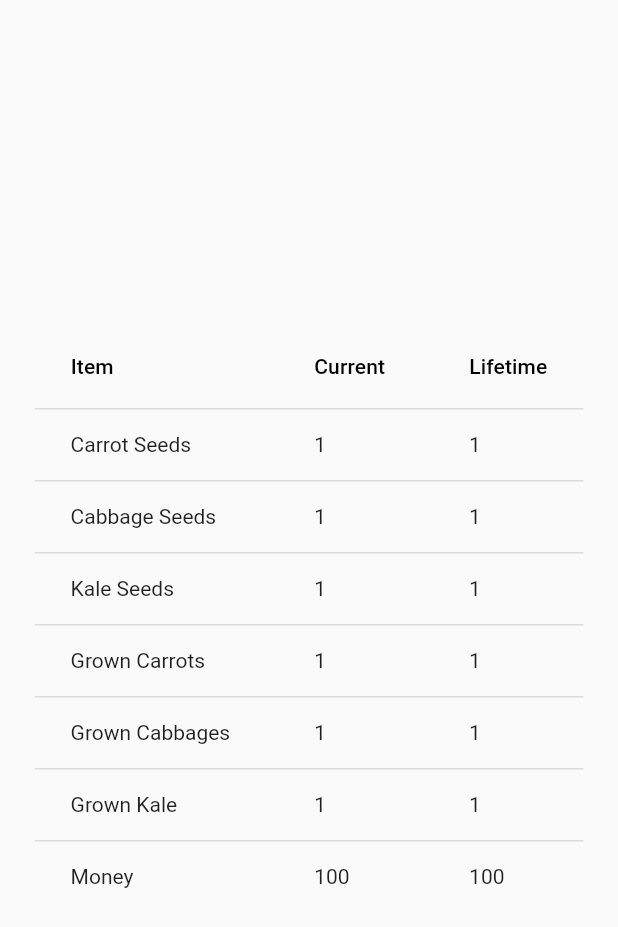
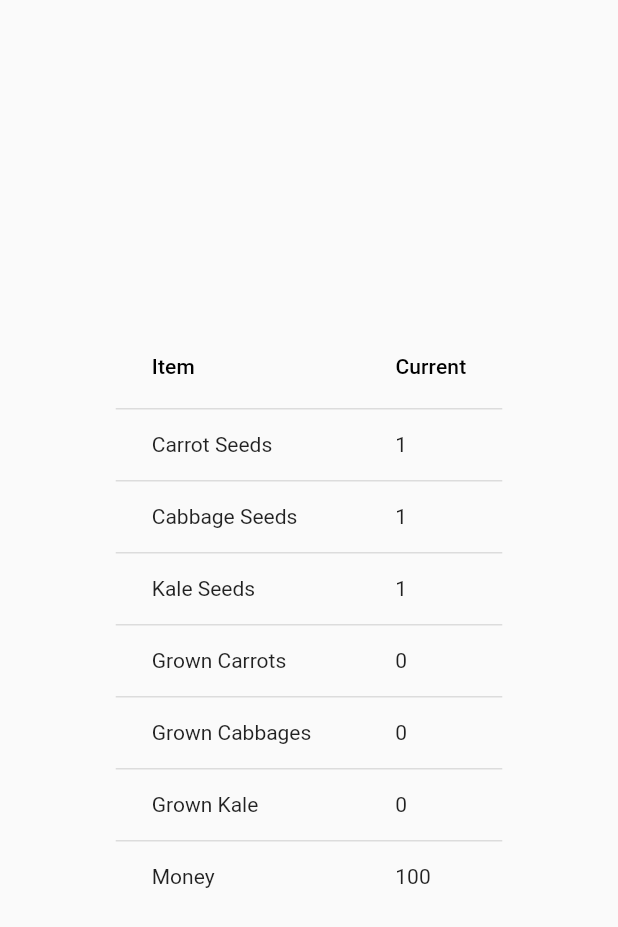
Before and after one commit to MatthewDemoe/Pocket-Farm, a Flutter app: the TableScreen screen opened by its route, on a phone screen of 412 x 824 dp. Shown: the top 927 px of the screen. Run offline on Flutter 3.47's test engine with Material 2 defaults, Android fonts, the phone set to English and light mode, and no system bars; our stand-ins replace badges, charts_flutter, cloud_firestore, flutter_animation_progress_bar, flutter_i18n, flutter_local_notifications and 4 more; accounts and stored records are empty.

Commit message:
broke stuff then fixed it again

```diff
--- a/lib/DataTableScreen.dart
+++ b/lib/DataTableScreen.dart
@@ -3,6 +3,8 @@
 import 'package:flutter/material.dart';
 import 'package:flutter_i18n/flutter_i18n.dart';
 import 'package:pocket_farm/Inventory.dart';
+
+import 'GameData.dart';
 
 class TableScreen extends StatefulWidget {
   TableScreen({Key key, this.title}) : super(key: key);
@@ -23,43 +25,35 @@ class _TableScreen extends State<TableScreen> {
           columns: [
             DataColumn(label: Text(FlutterI18n.translate(context, "words.item"))),
             DataColumn(label: Text(FlutterI18n.translate(context, "words.current"))),
-            DataColumn(label: Text(FlutterI18n.translate(context, "words.lifetime"))),
           ],
           rows: [
             DataRow(cells: [
               DataCell(Text(FlutterI18n.translate(context, "words.carrotSeeds"))),
               DataCell(Text(Inventory.instance().carrotSeeds.toString())),
-              DataCell(Text(Inventory.instance().lifetimeCarrotSeeds.toString())),
             ]),
             DataRow(cells: [
               DataCell(Text(FlutterI18n.translate(context, "words.cabbageSeeds"))),
               DataCell(Text(Inventory.instance().cabbageSeeds.toString())),
-              DataCell(Text(Inventory.instance().lifetimeCabbageSeeds.toString())),
             ]),
             DataRow(cells: [
               DataCell(Text(FlutterI18n.translate(context, "words.kaleSeeds"))),
               DataCell(Text(Inventory.instance().kaleSeeds.toString())),
-              DataCell(Text(Inventory.instance().lifetimeKaleSeeds.toString())),
             ]),
             DataRow(cells: [
               DataCell(Text(FlutterI18n.translate(context, "words.grownCarrots"))),
               DataCell(Text(Inventory.instance().grownCarrots.toString())),
-              DataCell(Text(Inventory.instance().lifetimeGrownCarrots.toString())),
             ]),
             DataRow(cells: [
               DataCell(Text(FlutterI18n.translate(context, "words.grownCabbages"))),
               DataCell(Text(Inventory.instance().grownCabbages.toString())),
-              DataCell(Text(Inventory.instance().lifetimeGrownCabbages.toString())),
             ]),
             DataRow(cells: [
               DataCell(Text(FlutterI18n.translate(context, "words.grownKale"))),
               DataCell(Text(Inventory.instance().grownkale.toString())),
-              DataCell(Text(Inventory.instance().lifetimeGrownKale.toString())),
             ]),
             DataRow(cells: [
               DataCell(Text(FlutterI18n.translate(context, "words.money"))),
               DataCell(Text(Inventory.instance().dollars.toString())),
-              DataCell(Text(Inventory.instance().lifetimeDollars.toString())),
             ]),
           ],
         ),
--- a/lib/Database.dart
+++ b/lib/Database.dart
@@ -53,6 +53,10 @@ void checkEmpty() async
     );
     saveData();
   }
+  else{
+    loadData();
+  }
+
 }
 
 void loadData() async {
--- a/lib/FarmPlot.dart
+++ b/lib/FarmPlot.dart
@@ -1,11 +1,12 @@
 import 'package:flutter/cupertino.dart';
 import 'package:flutter_animation_progress_bar/flutter_animation_progress_bar.dart';
-import 'package:pocket_farm/Inventory.dart';
+import 'package:pocket_farm/GameData.dart';
 import 'Enums.dart';
 import 'package:flutter/material.dart';
 import 'dart:async';
 
 
+import 'Inventory.dart';
 import 'Plants.dart';
 class FarmPlot{
   Plant plant;
--- a/lib/FarmScreen.dart
+++ b/lib/FarmScreen.dart
@@ -47,6 +47,7 @@ class _FarmScreen extends State<FarmScreen> {
   List<FarmPlot> farmPlots = new List<FarmPlot>();
   var _notifications = Notifications();
 
+
   @override void initState() {
     super.initState();
     _notifications.init();
@@ -90,7 +91,6 @@ class _FarmScreen extends State<FarmScreen> {
 
   Future<void> _harvestPlant(FarmPlot plot) async
   {
-
     switch(await showDialog<bool>(
       context: context,
       builder: (BuildContext context) {
--- a/lib/Inventory.dart
+++ b/lib/Inventory.dart
@@ -1,5 +1,6 @@
 
 import 'package:pocket_farm/Enums.dart';
+import 'GameData.dart';
 
 class Inventory{
 
@@ -14,8 +15,9 @@ class Inventory{
     return _inventory;
   }
 
+
+
   int dollars = 100;
-  int lifetimeDollars = 100;
 
   int carrotSeeds = 1;
   int lifetimeCarrotSeeds = 1;
@@ -24,12 +26,12 @@ class Inventory{
   int kaleSeeds = 1;
   int lifetimeKaleSeeds = 1;
 
-  int grownCarrots = 1;
-  int lifetimeGrownCarrots = 1;
-  int grownCabbages = 1;
-  int lifetimeGrownCabbages = 1;
-  int grownkale = 1;
-  int lifetimeGrownKale = 1;
+  int grownCarrots = 0;
+  int lifetimeGrownCarrots = 0;
+  int grownCabbages = 0;
+  int lifetimeGrownCabbages = 0;
+  int grownkale = 0;
+  int lifetimeGrownKale = 0;
 
   void addSeed(SeedType type, int amount)
   {
@@ -105,4 +107,21 @@ class Inventory{
       break;
     }
   }
+
+  void updateGameData()
+  {
+
+        gamedata.carrotSeeds = carrotSeeds;
+        gamedata.cabbageSeeds = cabbageSeeds;
+        gamedata.kayleSeeds = kaleSeeds;
+        gamedata.carrots = grownCarrots;
+        gamedata.cabbage = grownCabbages;
+        gamedata.kayle = grownkale;
+        gamedata.carrotsGrown = lifetimeGrownCarrots;
+        gamedata.cabbageGrown = lifetimeGrownCabbages;
+        gamedata.kayleGrown = lifetimeGrownKale;
+        gamedata.money = dollars;
+
+
+  }
 }
--- a/lib/ShopItem.dart
+++ b/lib/ShopItem.dart
@@ -13,7 +13,7 @@ abstract class ShopObject
 
   ShopObject(BuildContext context, {this.theGestureDetector, this.theName, this.price, this.amount, this.maxAmount, this.imageAddress, this.unlocked});
 
-  void AddItem() //pass the necessary class here
+  void addItem() //pass the necessary class here
   {
       //this function would get overridden
       //put logic for adding this item or effect to the player here
--- a/lib/WorldMap_Player&SeedData.dart
+++ b/lib/WorldMap_Player&SeedData.dart
@@ -3,8 +3,9 @@ import 'dart:math';
 import 'package:flutter/material.dart';
 import 'package:flutter_map/flutter_map.dart';
 import 'package:latlong/latlong.dart';
-import 'package:pocket_farm/Inventory.dart';
+import 'package:pocket_farm/GameData.dart';
 import 'Enums.dart';
+import 'Inventory.dart';
 
 //map player class
 class PlayerMapData {
```
Also changed, not shown: lib/ChartScreen.dart (+6 -3 lines), lib/CloudStorage.dart (+16 -0 lines), lib/GameData.dart (+19 -18 lines), lib/ShopLogic.dart (+19 -2 lines).
